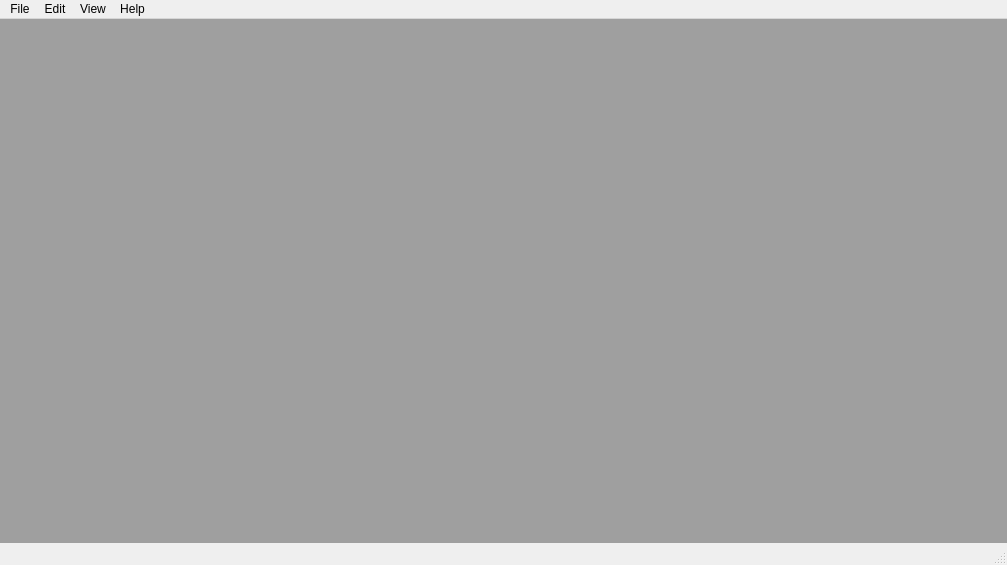
Before: the Qt Designer form spinetoolbox/ui/mainwindow.ui in spine-tools/Spine-Toolbox, drawn with Qt 5.
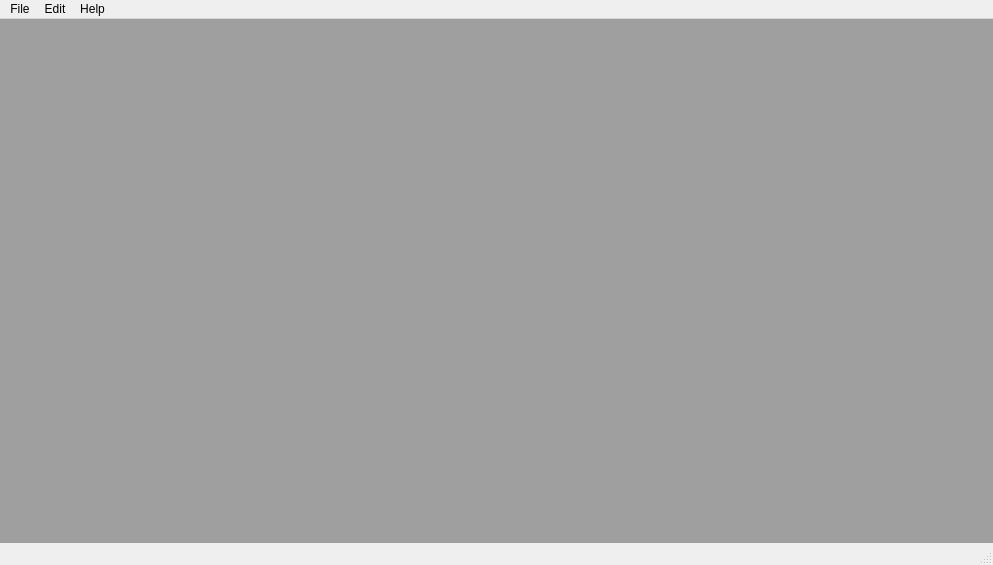
After: the same form once the commit is applied.

```diff
--- a/spinetoolbox/ui/mainwindow.ui
+++ b/spinetoolbox/ui/mainwindow.ui
@@ -6,7 +6,7 @@
    <rect>
     <x>0</x>
     <y>0</y>
-    <width>1007</width>
+    <width>993</width>
     <height>565</height>
    </rect>
   </property>
@@ -191,7 +191,7 @@
     <rect>
      <x>0</x>
      <y>0</y>
-     <width>1007</width>
+     <width>993</width>
      <height>21</height>
     </rect>
    </property>
@@ -209,11 +209,6 @@
     <addaction name="actionDocumentation"/>
     <addaction name="actionAbout"/>
    </widget>
-   <widget class="QMenu" name="menuView">
-    <property name="title">
-     <string>View</string>
-    </property>
-   </widget>
    <widget class="QMenu" name="menuEdit">
     <property name="title">
      <string>Edit</string>
@@ -224,7 +219,6 @@
    </widget>
    <addaction name="menuFile"/>
    <addaction name="menuEdit"/>
-   <addaction name="menuView"/>
    <addaction name="menuHelp"/>
   </widget>
   <widget class="QStatusBar" name="statusbar"/>
```
Left out of the diff: 23 changed lines with no effect on the pictures.
